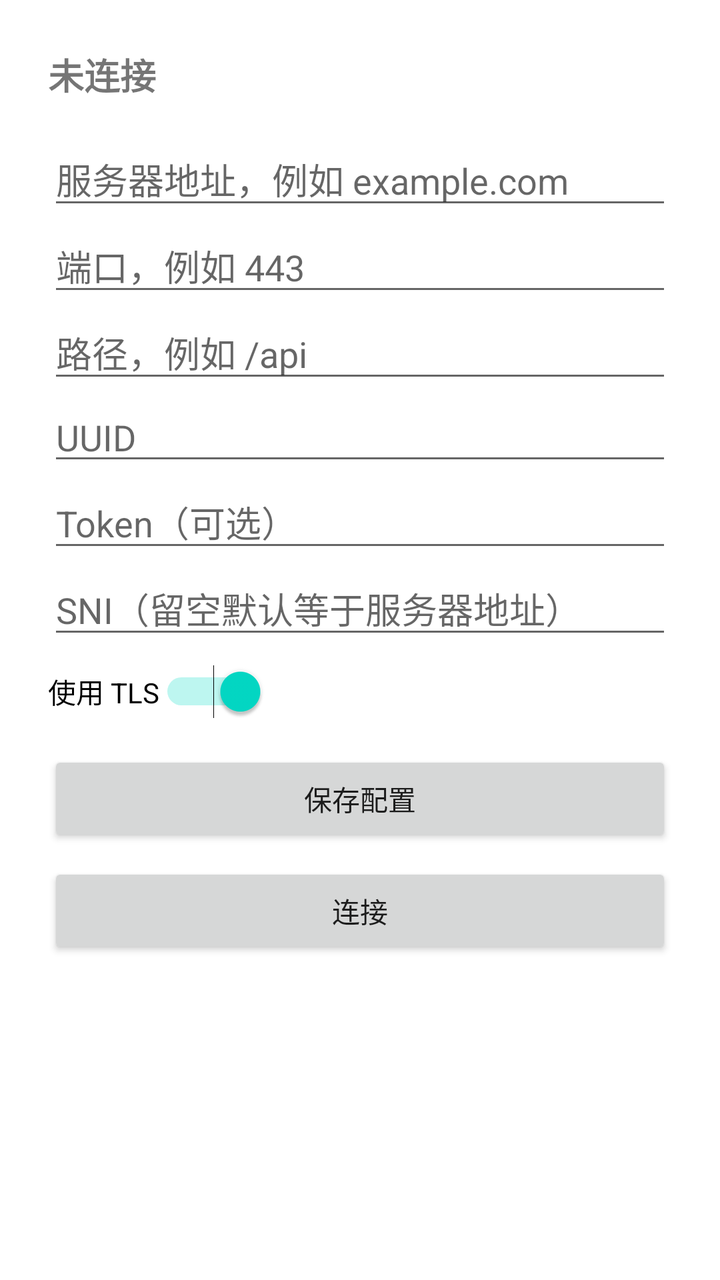
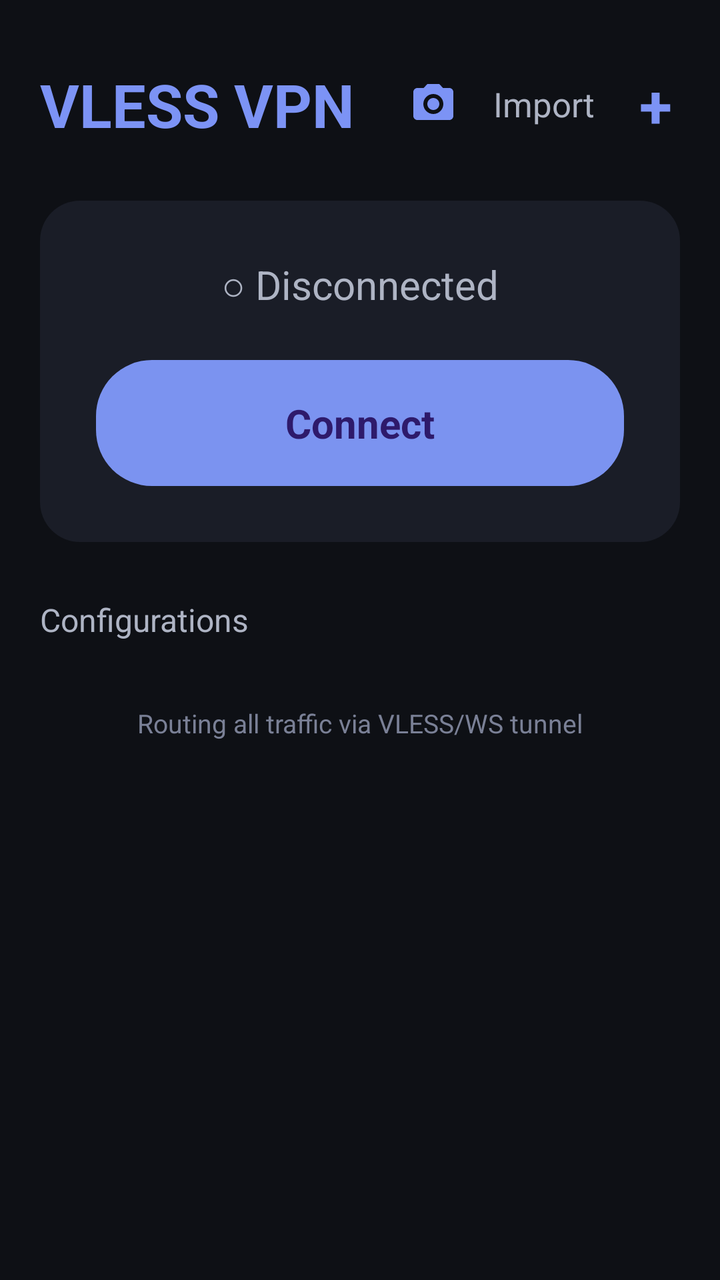

Compare the two renders of this Android layout. The source of the first and the diff that turns it into the second are given below.
<!-- AndroidManifest.xml: application theme Theme.VlessVPN -->
<!-- res/layout/activity_main.xml -->
<?xml version="1.0" encoding="utf-8"?>
<ScrollView xmlns:android="http://schemas.android.com/apk/res/android"
    xmlns:app="http://schemas.android.com/apk/res-auto"
    android:layout_width="match_parent"
    android:layout_height="match_parent">

    <LinearLayout
        android:layout_width="match_parent"
        android:layout_height="wrap_content"
        android:orientation="vertical"
        android:padding="24dp">

        <TextView
            android:id="@+id/statusText"
            android:layout_width="match_parent"
            android:layout_height="wrap_content"
            android:text="未连接"
            android:textSize="18sp"
            android:textStyle="bold"
            android:paddingBottom="16dp" />

        <EditText
            android:id="@+id/hostInput"
            android:layout_width="match_parent"
            android:layout_height="wrap_content"
            android:hint="服务器地址，例如 example.com"
            android:inputType="textUri" />

        <EditText
            android:id="@+id/portInput"
            android:layout_width="match_parent"
            android:layout_height="wrap_content"
            android:hint="端口，例如 443"
            android:inputType="number" />

        <EditText
            android:id="@+id/pathInput"
            android:layout_width="match_parent"
            android:layout_height="wrap_content"
            android:hint="路径，例如 /api" />

        <EditText
            android:id="@+id/uuidInput"
            android:layout_width="match_parent"
            android:layout_height="wrap_content"
            android:hint="UUID" />

        <EditText
            android:id="@+id/tokenInput"
            android:layout_width="match_parent"
            android:layout_height="wrap_content"
            android:hint="Token（可选）" />

        <EditText
            android:id="@+id/sniInput"
            android:layout_width="match_parent"
            android:layout_height="wrap_content"
            android:hint="SNI（留空默认等于服务器地址）" />

        <Switch
            android:id="@+id/tlsSwitch"
            android:layout_width="wrap_content"
            android:layout_height="wrap_content"
            android:text="使用 TLS"
            android:checked="true"
            android:layout_marginTop="8dp" />

        <Button
            android:id="@+id/saveButton"
            android:layout_width="match_parent"
            android:layout_height="wrap_content"
            android:text="保存配置"
            android:layout_marginTop="16dp" />

        <Button
            android:id="@+id/connectButton"
            android:layout_width="match_parent"
            android:layout_height="wrap_content"
            android:text="连接"
            android:layout_marginTop="8dp" />

    </LinearLayout>
</ScrollView>
<!-- resources referenced by this layout -->
<resources>
  <style name="Theme.VlessVPN" parent="Theme.MaterialComponents.DayNight.NoActionBar">
          <item name="colorPrimary">@color/purple_500</item>
          <item name="colorPrimaryVariant">@color/purple_700</item>
          <item name="colorOnPrimary">@color/white</item>
      </style>
  <color name="purple_500">#FF6200EE</color>
  <color name="purple_700">#FF3700B3</color>
  <color name="white">#FFFFFFFF</color>
</resources>

<!-- the commit's change to res/layout/activity_main.xml (unified diff, before → after) -->
@@ -1,83 +1,133 @@
 <?xml version="1.0" encoding="utf-8"?>
-<ScrollView xmlns:android="http://schemas.android.com/apk/res/android"
+<androidx.core.widget.NestedScrollView xmlns:android="http://schemas.android.com/apk/res/android"
     xmlns:app="http://schemas.android.com/apk/res-auto"
     android:layout_width="match_parent"
-    android:layout_height="match_parent">
+    android:layout_height="match_parent"
+    android:background="@color/bg_root"
+    android:fillViewport="true">
 
     <LinearLayout
         android:layout_width="match_parent"
         android:layout_height="wrap_content"
         android:orientation="vertical"
-        android:padding="24dp">
+        android:paddingStart="20dp"
+        android:paddingEnd="20dp"
+        android:paddingTop="28dp"
+        android:paddingBottom="32dp">
+
+        
+        <LinearLayout
+            android:layout_width="match_parent"
+            android:layout_height="wrap_content"
+            android:orientation="horizontal"
+            android:gravity="center_vertical"
+            android:paddingBottom="24dp">
+
+            <TextView
+                android:layout_width="0dp"
+                android:layout_height="wrap_content"
+                android:layout_weight="1"
+                android:text="VLESS VPN"
+                android:textColor="@color/accent_blue"
+                android:textSize="30sp"
+                android:textStyle="bold" />
+
+            <ImageButton
+                android:id="@+id/scanButton"
+                android:layout_width="36dp"
+                android:layout_height="36dp"
+                android:padding="6dp"
+                android:layout_marginEnd="4dp"
+                android:src="@drawable/ic_scan"
+                android:background="?attr/selectableItemBackgroundBorderless"
+                android:contentDescription="Scan QR code" />
+
+            <TextView
+                android:id="@+id/importButton"
+                android:layout_width="wrap_content"
+                android:layout_height="wrap_content"
+                android:text="Import"
+                android:textColor="@color/text_secondary"
+                android:textSize="17sp"
+                android:paddingHorizontal="8dp"
+                android:paddingVertical="8dp"
+                android:background="?attr/selectableItemBackgroundBorderless"
+                android:clickable="true"
+                android:focusable="true" />
+
+            <TextView
+                android:id="@+id/addButton"
+                android:layout_width="wrap_content"
+                android:layout_height="wrap_content"
+                android:text="+"
+                android:textColor="@color/accent_blue"
+                android:textSize="30sp"
+                android:textStyle="bold"
+                android:paddingStart="14dp"
+                android:paddingEnd="4dp"
+                android:paddingVertical="4dp"
+                android:background="?attr/selectableItemBackgroundBorderless"
+                android:clickable="true"
+                android:focusable="true" />
+        </LinearLayout>
+
+        
+        <LinearLayout
+            android:layout_width="match_parent"
+            android:layout_height="wrap_content"
+            android:orientation="vertical"
+            android:gravity="center_horizontal"
+            android:background="@drawable/bg_status_card"
+            android:padding="28dp">
+
+            <TextView
+                android:id="@+id/statusText"
+                android:layout_width="wrap_content"
+                android:layout_height="wrap_content"
+                android:text="○ Disconnected"
+                android:textColor="@color/text_secondary"
+                android:textSize="20sp"
+                android:paddingBottom="24dp" />
+
+            <TextView
+                android:id="@+id/connectButton"
+                android:layout_width="match_parent"
+                android:layout_height="wrap_content"
+                android:text="Connect"
+                android:textColor="@color/connect_button_text"
+                android:textSize="20sp"
+                android:textStyle="bold"
+                android:gravity="center"
+                android:paddingVertical="18dp"
+                android:background="@drawable/bg_connect_button"
+                android:clickable="true"
+                android:focusable="true" />
+        </LinearLayout>
 
         <TextView
-            android:id="@+id/statusText"
+            android:layout_width="wrap_content"
+            android:layout_height="wrap_content"
+            android:text="Configurations"
+            android:textColor="@color/text_secondary"
+            android:textSize="16sp"
+            android:paddingTop="28dp"
+            android:paddingBottom="12dp" />
+
+        <androidx.recyclerview.widget.RecyclerView
+            android:id="@+id/configList"
             android:layout_width="match_parent"
             android:layout_height="wrap_content"
-            android:text="未连接"
-            android:textSize="18sp"
-            android:textStyle="bold"
-            android:paddingBottom="16dp" />
+            android:clipToPadding="false"
+            android:overScrollMode="never" />
 
-        <EditText
-            android:id="@+id/hostInput"
+        <TextView
             android:layout_width="match_parent"
             android:layout_height="wrap_content"
-            android:hint="服务器地址，例如 example.com"
-            android:inputType="textUri" />
-
-        <EditText
-            android:id="@+id/portInput"
-            android:layout_width="match_parent"
-            android:layout_height="wrap_content"
-            android:hint="端口，例如 443"
-            android:inputType="number" />
-
-        <EditText
-            android:id="@+id/pathInput"
-            android:layout_width="match_parent"
-            android:layout_height="wrap_content"
-            android:hint="路径，例如 /api" />
-
-        <EditText
-            android:id="@+id/uuidInput"
-            android:layout_width="match_parent"
-            android:layout_height="wrap_content"
-            android:hint="UUID" />
-
-        <EditText
-            android:id="@+id/tokenInput"
-            android:layout_width="match_parent"
-            android:layout_height="wrap_content"
-            android:hint="Token（可选）" />
-
-        <EditText
-            android:id="@+id/sniInput"
-            android:layout_width="match_parent"
-            android:layout_height="wrap_content"
-            android:hint="SNI（留空默认等于服务器地址）" />
-
-        <Switch
-            android:id="@+id/tlsSwitch"
-            android:layout_width="wrap_content"
-            android:layout_height="wrap_content"
-            android:text="使用 TLS"
-            android:checked="true"
-            android:layout_marginTop="8dp" />
-
-        <Button
-            android:id="@+id/saveButton"
-            android:layout_width="match_parent"
-            android:layout_height="wrap_content"
-            android:text="保存配置"
-            android:layout_marginTop="16dp" />
-
-        <Button
-            android:id="@+id/connectButton"
-            android:layout_width="match_parent"
-            android:layout_height="wrap_content"
-            android:text="连接"
-            android:layout_marginTop="8dp" />
+            android:text="Routing all traffic via VLESS/WS tunnel"
+            android:textColor="@color/text_muted"
+            android:textSize="13sp"
+            android:gravity="center"
+            android:paddingTop="20dp" />
 
     </LinearLayout>
-</ScrollView>
+</androidx.core.widget.NestedScrollView>
<!-- resource entries referenced after the edit -->
@@ -1,11 +1,45 @@
 <!-- resources referenced by this layout -->
 <resources>
-  <style name="Theme.VlessVPN" parent="Theme.MaterialComponents.DayNight.NoActionBar">
-          <item name="colorPrimary">@color/purple_500</item>
+  <color name="accent_blue">#7C93F5</color>
+  <color name="bg_root">#0E1015</color>
+  <color name="connect_button_text">#2E1A6B</color>
+  <color name="text_muted">#7A8096</color>
+  <color name="text_secondary">#AEB4C4</color>
+  <!-- drawable bg_connect_button (drawable) -->
+  <?xml version="1.0" encoding="utf-8"?>
+  <shape xmlns:android="http://schemas.android.com/apk/res/android">
+      <solid android:color="@color/connect_button_bg" />
+      <corners android:radius="28dp" />
+  </shape>
+  <!-- drawable bg_status_card (drawable) -->
+  <?xml version="1.0" encoding="utf-8"?>
+  <shape xmlns:android="http://schemas.android.com/apk/res/android">
+      <solid android:color="@color/card_bg" />
+      <corners android:radius="20dp" />
+  </shape>
+  <!-- drawable ic_scan (drawable) -->
+  <?xml version="1.0" encoding="utf-8"?>
+  <vector xmlns:android="http://schemas.android.com/apk/res/android"
+      android:width="24dp"
+      android:height="24dp"
+      android:viewportWidth="24"
+      android:viewportHeight="24">
+      <path
+          android:fillColor="@color/accent_blue"
+          android:pathData="M9,2L7.17,4H4c-1.1,0 -2,0.9 -2,2v12c0,1.1 0.9,2 2,2h16c1.1,0 2,-0.9 2,-2V6c0,-1.1 -0.9,-2 -2,-2h-3.17L15,2H9zM12,17c-2.76,0 -5,-2.24 -5,-5s2.24,-5 5,-5 5,2.24 5,5 -2.24,5 -5,5zM12,9c-1.66,0 -3,1.34 -3,3s1.34,3 3,3 3,-1.34 3,-3 -1.34,-3 -3,-3z" />
+  </vector>
+  <style name="Theme.VlessVPN" parent="Theme.MaterialComponents.NoActionBar">
+          <item name="colorPrimary">@color/accent_blue</item>
           <item name="colorPrimaryVariant">@color/purple_700</item>
           <item name="colorOnPrimary">@color/white</item>
+          <item name="colorAccent">@color/accent_blue</item>
+          <item name="android:windowBackground">@color/bg_root</item>
+          <item name="android:statusBarColor">@color/bg_root</item>
+          <item name="android:navigationBarColor">@color/bg_root</item>
+          <item name="android:windowLightStatusBar" tools:targetApi="m">false</item>
       </style>
-  <color name="purple_500">#FF6200EE</color>
+  <color name="connect_button_bg">#7B93F0</color>
+  <color name="card_bg">#1A1D27</color>
   <color name="purple_700">#FF3700B3</color>
   <color name="white">#FFFFFFFF</color>
 </resources>
